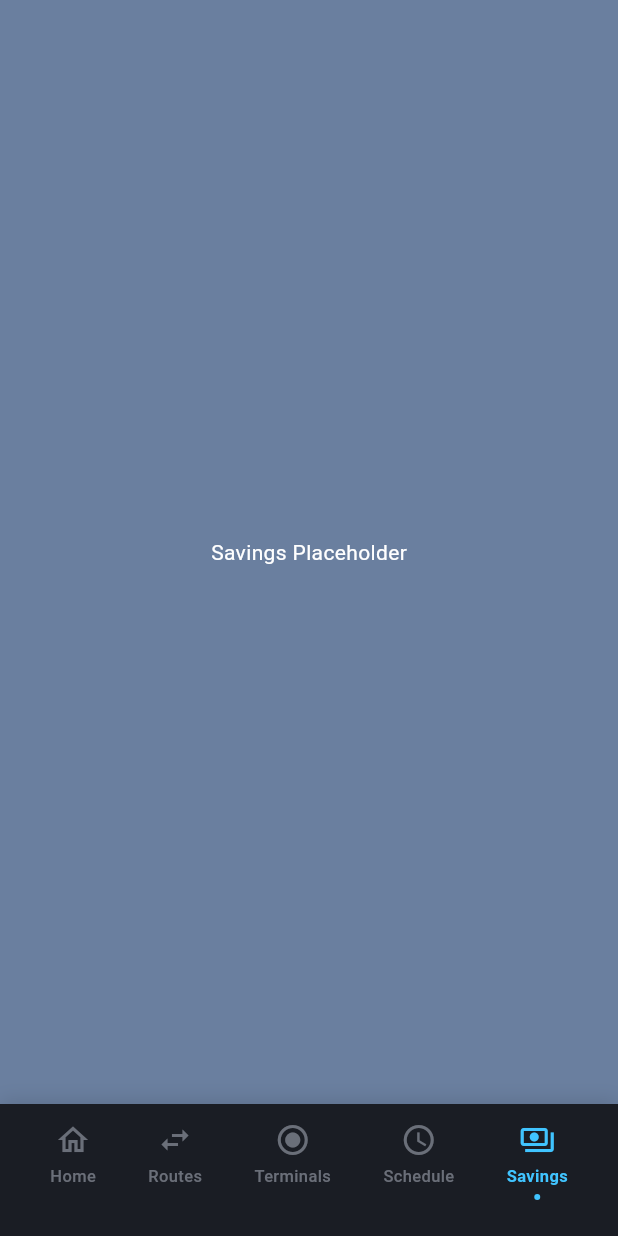
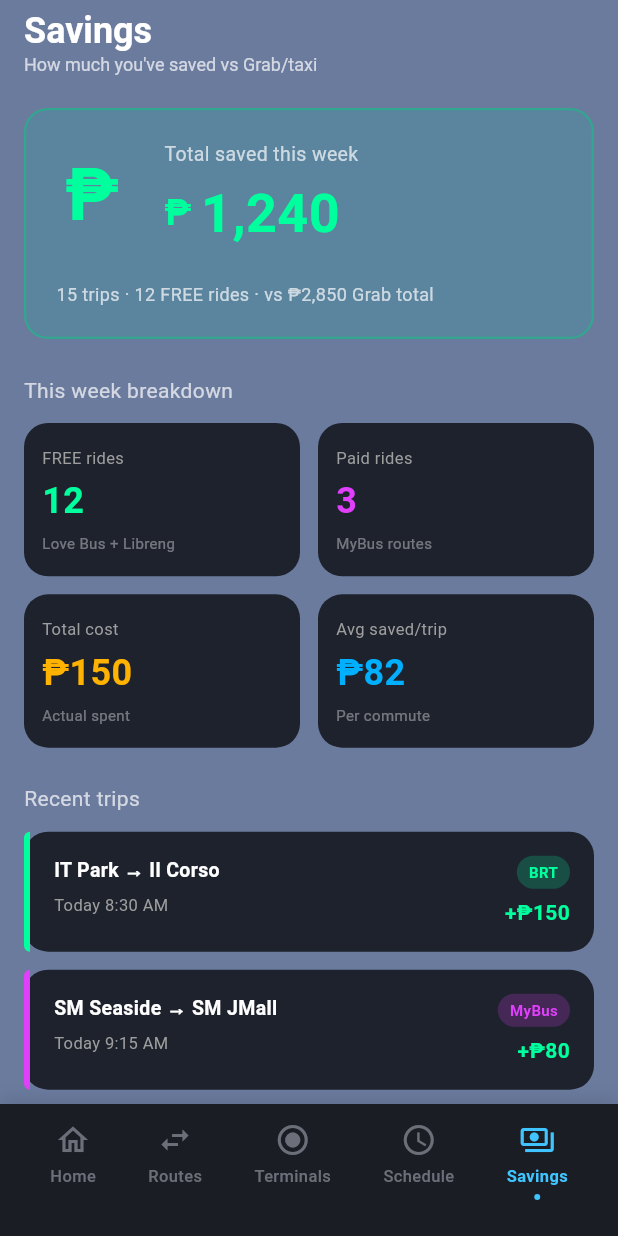
Before and after one commit to andreswooshik/Sugbo-Terminal-Tracker, a Flutter app: the screen it shows after launch, item 5 of the bottom bar chosen, on a phone screen of 412 x 824 dp. Run offline on Flutter 3.47's test engine with Material 3 defaults, Android fonts, the phone set to English and light mode, and no system bars; our stand-ins replace flutter_dotenv, flutter_riverpod, freezed_annotation, rxdart, supabase_flutter; accounts and stored records are empty.

Commit message:
implemented the Savings tab UI with breakdown grid and recent trips

```diff
--- /dev/null
+++ b/sugbo_terminal_tracker/lib/features/savings/models/trip_model.dart
@@ -0,0 +1,19 @@
+import 'package:flutter/material.dart';
+
+class TripModel {
+  final String route;
+  final String timestamp;
+  final String provider;
+  final String savings;
+  final Color accentColor;
+  final Color providerColor;
+
+  TripModel({
+    required this.route,
+    required this.timestamp,
+    required this.provider,
+    required this.savings,
+    required this.accentColor,
+    required this.providerColor,
+  });
+}
--- /dev/null
+++ b/sugbo_terminal_tracker/lib/features/savings/screens/savings_screen.dart
@@ -0,0 +1,107 @@
+import 'package:flutter/material.dart';
+import '../models/trip_model.dart';
+import '../widgets/total_saved_card.dart';
+import '../widgets/breakdown_grid.dart';
+import '../widgets/recent_trip_card.dart';
+import '../widgets/diskarte_score_card.dart';
+
+class SavingsScreen extends StatelessWidget {
+  const SavingsScreen({Key? key}) : super(key: key);
+
+  @override
+  Widget build(BuildContext context) {
+    final List<TripModel> mockTrips = [
+      TripModel(
+        route: 'IT Park → Il Corso',
+        timestamp: 'Today 8:30 AM',
+        provider: 'BRT',
+        savings: '₱150',
+        accentColor: const Color(0xFF00FF9D),
+        providerColor: const Color(0xFF00FF9D),
+      ),
+      TripModel(
+        route: 'SM Seaside → SM JMall',
+        timestamp: 'Today 9:15 AM',
+        provider: 'MyBus',
+        savings: '₱80',
+        accentColor: const Color(0xFFE040FB),
+        providerColor: const Color(0xFFE040FB),
+      ),
+      TripModel(
+        route: 'Il Corso → IT Park',
+        timestamp: 'Yesterday 6:00 PM',
+        provider: 'BRT',
+        savings: '₱150',
+        accentColor: const Color(0xFF00FF9D),
+        providerColor: const Color(0xFF00FF9D),
+      ),
+      TripModel(
+        route: 'Anjo World → SM City',
+        timestamp: 'Yesterday 7:30 AM',
+        provider: 'MyBus',
+        savings: '₱120',
+        accentColor: const Color(0xFFE040FB),
+        providerColor: const Color(0xFFE040FB),
+      ),
+    ];
+
+    return Scaffold(
+      backgroundColor: const Color(0xFF6B7B9E),
+      appBar: AppBar(
+        backgroundColor: Colors.transparent,
+        elevation: 0,
+        title: Column(
+          crossAxisAlignment: CrossAxisAlignment.start,
+          children: const [
+            Text(
+              'Savings',
+              style: TextStyle(
+                color: Colors.white,
+                fontWeight: FontWeight.bold,
+                fontSize: 24,
+              ),
+            ),
+            Text(
+              "How much you've saved vs Grab/taxi",
+              style: TextStyle(color: Colors.white70, fontSize: 12),
+            ),
+          ],
+        ),
+      ),
+      body: SafeArea(
+        child: SingleChildScrollView(
+          padding: const EdgeInsets.symmetric(horizontal: 16.0),
+          child: Column(
+            crossAxisAlignment: CrossAxisAlignment.start,
+            children: [
+              const SizedBox(height: 16),
+              const TotalSavedCard(),
+
+              const Padding(
+                padding: EdgeInsets.only(top: 24, bottom: 12),
+                child: Text(
+                  'This week breakdown',
+                  style: TextStyle(color: Colors.white70, fontSize: 14),
+                ),
+              ),
+              const BreakdownGrid(),
+
+              const Padding(
+                padding: EdgeInsets.only(top: 24, bottom: 12),
+                child: Text(
+                  'Recent trips',
+                  style: TextStyle(color: Colors.white70, fontSize: 14),
+                ),
+              ),
+
+              ...mockTrips.map((trip) => RecentTripCard(trip: trip)).toList(),
+
+              const SizedBox(height: 16),
+              const DiskarteScoreCard(),
+            ],
+          ),
+        ),
+      ),
+    );
+  }
+}
--- /dev/null
+++ b/sugbo_terminal_tracker/lib/features/savings/widgets/breakdown_grid.dart
@@ -0,0 +1,79 @@
+import 'package:flutter/material.dart';
+
+class BreakdownGrid extends StatelessWidget {
+  const BreakdownGrid({Key? key}) : super(key: key);
+
+  @override
+  Widget build(BuildContext context) {
+    return GridView.count(
+      crossAxisCount: 2,
+      crossAxisSpacing: 12,
+      mainAxisSpacing: 12,
+      childAspectRatio: 1.8,
+      physics: const NeverScrollableScrollPhysics(),
+      shrinkWrap: true,
+      children: [
+        _buildStatCard(
+          'FREE rides',
+          '12',
+          'Love Bus + Libreng',
+          const Color(0xFF00FF9D),
+        ),
+        _buildStatCard(
+          'Paid rides',
+          '3',
+          'MyBus routes',
+          const Color(0xFFE040FB),
+        ),
+        _buildStatCard(
+          'Total cost',
+          '₱150',
+          'Actual spent',
+          const Color(0xFFFFB300),
+        ),
+        _buildStatCard(
+          'Avg saved/trip',
+          '₱82',
+          'Per commute',
+          const Color(0xFF00B0FF),
+        ),
+      ],
+    );
+  }
+
+  Widget _buildStatCard(
+    String title,
+    String mainValue,
+    String subtitle,
+    Color mainColor,
+  ) {
+    return Container(
+      padding: const EdgeInsets.all(12),
+      decoration: BoxDecoration(
+        color: const Color(0xFF1E222D),
+        borderRadius: BorderRadius.circular(16),
+      ),
+      child: Column(
+        crossAxisAlignment: CrossAxisAlignment.start,
+        mainAxisAlignment: MainAxisAlignment.center,
+        children: [
+          Text(title, style: const TextStyle(color: Colors.grey, fontSize: 11)),
+          const SizedBox(height: 4),
+          Text(
+            mainValue,
+            style: TextStyle(
+              color: mainColor,
+              fontWeight: FontWeight.bold,
+              fontSize: 24,
+            ),
+          ),
+          const SizedBox(height: 4),
+          Text(
+            subtitle,
+            style: const TextStyle(color: Colors.white38, fontSize: 10),
+          ),
+        ],
+      ),
+    );
+  }
+}
--- /dev/null
+++ b/sugbo_terminal_tracker/lib/features/savings/widgets/diskarte_score_card.dart
@@ -0,0 +1,44 @@
+import 'package:flutter/material.dart';
+import '../models/trip_model.dart';
+
+class DiskarteScoreCard extends StatelessWidget {
+  const DiskarteScoreCard({Key? key}) : super(key: key);
+
+  @override
+  Widget build(BuildContext context) {
+    return Container(
+      margin: const EdgeInsets.only(bottom: 24),
+      padding: const EdgeInsets.all(16),
+      decoration: BoxDecoration(
+        color: Colors.blueAccent.withOpacity(
+          0.2,
+        ), // Semi-transparent blue overlay
+        borderRadius: BorderRadius.circular(16),
+        border: Border.all(color: Colors.lightBlueAccent.withOpacity(0.3)),
+        // Adding a slight blur backdrop effect if you want, but simple color works
+      ),
+      child: Column(
+        crossAxisAlignment: CrossAxisAlignment.start,
+        children: [
+          const Text(
+            'Diskarte score',
+            style: TextStyle(
+              color: Colors.lightBlueAccent,
+              fontWeight: FontWeight.bold,
+              fontSize: 16,
+            ),
+          ),
+          const SizedBox(height: 8),
+          Text(
+            "You leveraged existing BRT & MyBus routes without asking for new infrastructure. That's the diskarte.",
+            style: TextStyle(
+              color: Colors.white.withOpacity(0.7),
+              fontSize: 12,
+              height: 1.4,
+            ),
+          ),
+        ],
+      ),
+    );
+  }
+}
--- /dev/null
+++ b/sugbo_terminal_tracker/lib/features/savings/widgets/recent_trip_card.dart
@@ -0,0 +1,107 @@
+import 'package:flutter/material.dart';
+import '../models/trip_model.dart';
+
+class RecentTripCard extends StatelessWidget {
+  final TripModel trip;
+
+  const RecentTripCard({Key? key, required this.trip}) : super(key: key);
+
+  @override
+  Widget build(BuildContext context) {
+    return Container(
+      margin: const EdgeInsets.only(bottom: 12),
+      decoration: BoxDecoration(
+        color: const Color(0xFF1E222D),
+        borderRadius: BorderRadius.circular(16),
+      ),
+      child: IntrinsicHeight(
+        child: Row(
+          crossAxisAlignment: CrossAxisAlignment.stretch,
+          children: [
+            Container(
+              width: 4,
+              decoration: BoxDecoration(
+                color: trip.accentColor,
+                borderRadius: const BorderRadius.only(
+                  topLeft: Radius.circular(16),
+                  bottomLeft: Radius.circular(16),
+                ),
+              ),
+            ),
+            Expanded(
+              child: Padding(
+                padding: const EdgeInsets.all(16),
+                child: Row(
+                  mainAxisAlignment: MainAxisAlignment.spaceBetween,
+                  children: [
+                    Column(
+                      crossAxisAlignment: CrossAxisAlignment.start,
+                      children: [
+                        Row(
+                          children: [
+                            Text(
+                              trip.route,
+                              style: const TextStyle(
+                                color: Colors.white,
+                                fontWeight: FontWeight.bold,
+                                fontSize: 13,
+                              ),
+                            ),
+                          ],
+                        ),
+                        const SizedBox(height: 6),
+                        Row(
+                          children: [
+                            Text(
+                              trip.timestamp,
+                              style: const TextStyle(
+                                color: Colors.grey,
+                                fontSize: 11,
+                              ),
+                            ),
+                          ],
+                        ),
+                      ],
+                    ),
+                    Column(
+                      crossAxisAlignment: CrossAxisAlignment.end,
+                      children: [
+                        Container(
+                          padding: const EdgeInsets.symmetric(
+                            horizontal: 8,
+                            vertical: 4,
+                          ),
+                          decoration: BoxDecoration(
+                            color: trip.providerColor.withOpacity(0.2),
+                            borderRadius: BorderRadius.circular(12),
+                          ),
+                          child: Text(
+                            trip.provider,
+                            style: TextStyle(
+                              color: trip.providerColor,
+                              fontSize: 10,
+                              fontWeight: FontWeight.bold,
+                            ),
+                          ),
+                        ),
+                        const SizedBox(height: 6),
+                        Text(
+                          '+${trip.savings}',
+                          style: const TextStyle(
+                            color: Color(0xFF00FF9D),
+                            fontWeight: FontWeight.bold,
+                            fontSize: 14,
+                          ),
+                        ),
+                      ],
+                    ),
+                  ],
+                ),
+              ),
+            ),
+          ],
+        ),
+      ),
+    );
+  }
+}
--- /dev/null
+++ b/sugbo_terminal_tracker/lib/features/savings/widgets/total_saved_card.dart
@@ -0,0 +1,81 @@
+import 'package:flutter/material.dart';
+
+class TotalSavedCard extends StatelessWidget {
+  const TotalSavedCard({Key? key}) : super(key: key);
+
+  @override
+  Widget build(BuildContext context) {
+    return Container(
+      width: double.infinity,
+      padding: const EdgeInsets.all(20),
+      decoration: BoxDecoration(
+        color: const Color(0xFF4B8C9F).withOpacity(0.5), // A muted teal/blue bg
+        borderRadius: BorderRadius.circular(16),
+        border: Border.all(color: const Color(0xFF32A68E), width: 1.5),
+      ),
+      child: Column(
+        crossAxisAlignment: CrossAxisAlignment.start,
+        children: [
+          Row(
+            children: [
+              // Large Peso icon
+              Container(
+                width: 48,
+                height: 48,
+                decoration: const BoxDecoration(color: Colors.transparent),
+                child: const Center(
+                  child: Text(
+                    '₱',
+                    style: TextStyle(
+                      fontSize: 48,
+                      fontWeight: FontWeight.bold,
+                      color: Color(0xFF00FF9D),
+                      height: 1.0,
+                    ),
+                  ),
+                ),
+              ),
+              const SizedBox(width: 24),
+              Column(
+                crossAxisAlignment: CrossAxisAlignment.start,
+                children: [
+                  const Text(
+                    'Total saved this week',
+                    style: TextStyle(color: Colors.white70, fontSize: 13),
+                  ),
+                  const SizedBox(height: 4),
+                  Row(
+                    crossAxisAlignment: CrossAxisAlignment.center,
+                    children: const [
+                      Text(
+                        '₱ ',
+                        style: TextStyle(
+                          color: Color(0xFF00FF9D),
+                          fontSize: 24,
+                          fontWeight: FontWeight.bold,
+                        ),
+                      ),
+                      Text(
+                        '1,240',
+                        style: TextStyle(
+                          color: Color(0xFF00FF9D),
+                          fontSize: 36,
+                          fontWeight: FontWeight.bold,
+                        ),
+                      ),
+                    ],
+                  ),
+                ],
+              ),
+            ],
+          ),
+          const SizedBox(height: 20),
+          const Text(
+            '15 trips · 12 FREE rides · vs ₱2,850 Grab total',
+            style: TextStyle(color: Colors.white70, fontSize: 12),
+          ),
+        ],
+      ),
+    );
+  }
+}
--- a/sugbo_terminal_tracker/lib/features/schedule/widgets/schedule_card.dart
+++ b/sugbo_terminal_tracker/lib/features/schedule/widgets/schedule_card.dart
@@ -34,6 +34,7 @@ class ScheduleCard extends StatelessWidget {
               child: Padding(
                 padding: const EdgeInsets.all(16),
                 child: Column(
+                  mainAxisSize: MainAxisSize.min,
                   crossAxisAlignment: CrossAxisAlignment.start,
                   children: [
                     // Top row: Provider Badge & Price
--- a/sugbo_terminal_tracker/lib/features/terminal_tracker/presentation/screens/main_screen.dart
+++ b/sugbo_terminal_tracker/lib/features/terminal_tracker/presentation/screens/main_screen.dart
@@ -3,6 +3,7 @@ import 'package:sugbo_terminal_tracker/features/routes/screens/routes_screen.dar
 import 'package:sugbo_terminal_tracker/features/terminal_tracker/presentation/screens/home_screen.dart';
 import 'package:sugbo_terminal_tracker/features/terminals/screens/terminals_screen.dart';
 import 'package:sugbo_terminal_tracker/features/schedule/screens/schedule_screen.dart';
+import 'package:sugbo_terminal_tracker/features/savings/screens/savings_screen.dart';
 import '../widgets/custom_bottom_nav.dart';
 import '../../../../core/theme/app_colors.dart';
 
@@ -21,9 +22,7 @@ class _MainScreenState extends State<MainScreen> {
     const RoutesScreen(),
     const TerminalsScreen(),
     const ScheduleScreen(),
-    const Center(
-      child: Text('Savings Placeholder', style: TextStyle(color: Colors.white)),
-    ),
+    const SavingsScreen(),
   ];
 
   void _onItemTapped(int index) {
```
